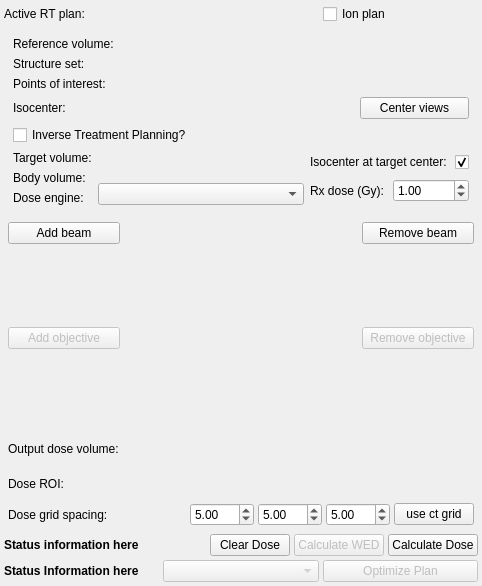
Old version of the form ExternalBeamPlanning/Resources/UI/qSlicerExternalBeamPlanningModule.ui in the repository SlicerRt/SlicerRT.
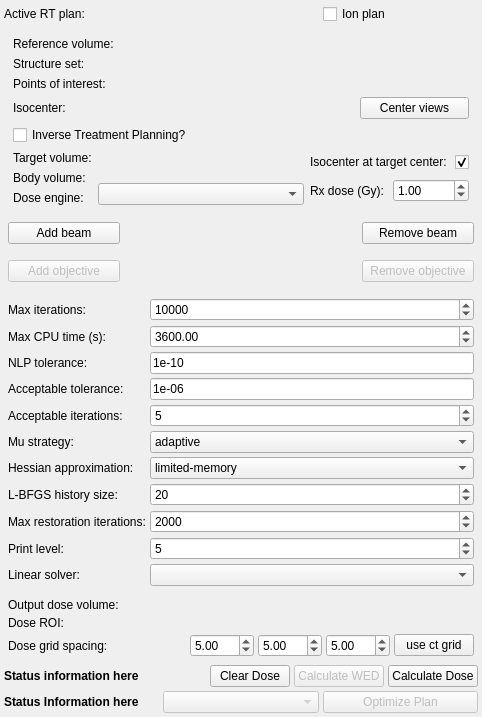
New version of the form. Icons and pictures are not drawn. Custom widgets are drawn as their Qt base class.

Commit message:
ENH: Add IPOPT advanced settings to UI
Also fix build for Linux

```diff
--- a/ExternalBeamPlanning/Resources/UI/qSlicerExternalBeamPlanningModule.ui
+++ b/ExternalBeamPlanning/Resources/UI/qSlicerExternalBeamPlanningModule.ui
@@ -504,6 +504,291 @@
      </layout>
     </widget>
    </item>
+   <item>
+    <widget class="ctkCollapsibleButton" name="CollapsibleButton_IpoptAdvancedSettings" native="true">
+     <property name="text" stdset="0">
+      <string>IPOPT Advanced Settings</string>
+     </property>
+     <property name="collapsed" stdset="0">
+      <bool>true</bool>
+     </property>
+     <layout class="QGridLayout" name="gridLayout_IpoptSettings">
+      <property name="leftMargin">
+       <number>4</number>
+      </property>
+      <property name="topMargin">
+       <number>4</number>
+      </property>
+      <property name="rightMargin">
+       <number>4</number>
+      </property>
+      <property name="bottomMargin">
+       <number>4</number>
+      </property>
+      <property name="spacing">
+       <number>4</number>
+      </property>
+      <item row="0" column="0">
+       <widget class="QLabel" name="label_Ipopt_max_iter">
+        <property name="text">
+         <string>Max iterations:</string>
+        </property>
+       </widget>
+      </item>
+      <item row="0" column="1">
+       <widget class="QSpinBox" name="spinBox_Ipopt_max_iter">
+        <property name="minimum">
+         <number>1</number>
+        </property>
+        <property name="maximum">
+         <number>1000000</number>
+        </property>
+        <property name="value">
+         <number>10000</number>
+        </property>
+       </widget>
+      </item>
+      <item row="1" column="0">
+       <widget class="QLabel" name="label_Ipopt_max_cpu_time">
+        <property name="text">
+         <string>Max CPU time (s):</string>
+        </property>
+       </widget>
+      </item>
+      <item row="1" column="1">
+       <widget class="QDoubleSpinBox" name="doubleSpinBox_Ipopt_max_cpu_time">
+        <property name="minimum">
+         <double>1.000000000000000</double>
+        </property>
+        <property name="maximum">
+         <double>86400.000000000000000</double>
+        </property>
+        <property name="singleStep">
+         <double>60.000000000000000</double>
+        </property>
+        <property name="value">
+         <double>3600.000000000000000</double>
+        </property>
+       </widget>
+      </item>
+      <item row="2" column="0">
+       <widget class="QLabel" name="label_Ipopt_tol">
+        <property name="text">
+         <string>NLP tolerance:</string>
+        </property>
+        <property name="toolTip">
+         <string>Overall NLP convergence tolerance (tol). Enter in scientific notation, e.g. 1e-10.</string>
+        </property>
+       </widget>
+      </item>
+      <item row="2" column="1">
+       <widget class="QLineEdit" name="lineEdit_Ipopt_tol">
+        <property name="text">
+         <string>1e-10</string>
+        </property>
+        <property name="toolTip">
+         <string>Overall NLP convergence tolerance (tol). Enter in scientific notation, e.g. 1e-10.</string>
+        </property>
+       </widget>
+      </item>
+      <item row="3" column="0">
+       <widget class="QLabel" name="label_Ipopt_acceptable_tol">
+        <property name="text">
+         <string>Acceptable tolerance:</string>
+        </property>
+        <property name="toolTip">
+         <string>Relaxed convergence tolerance used with acceptable_iter (acceptable_tol). Enter in scientific notation, e.g. 1e-06.</string>
+        </property>
+       </widget>
+      </item>
+      <item row="3" column="1">
+       <widget class="QLineEdit" name="lineEdit_Ipopt_acceptable_tol">
+        <property name="text">
+         <string>1e-06</string>
+        </property>
+        <property name="toolTip">
+         <string>Relaxed convergence tolerance used with acceptable_iter (acceptable_tol). Enter in scientific notation, e.g. 1e-06.</string>
+        </property>
+       </widget>
+      </item>
+      <item row="4" column="0">
+       <widget class="QLabel" name="label_Ipopt_acceptable_iter">
+        <property name="text">
+         <string>Acceptable iterations:</string>
+        </property>
+        <property name="toolTip">
+         <string>Number of consecutive acceptable-tolerance iterations before declaring convergence (acceptable_iter).</string>
+        </property>
+       </widget>
+      </item>
+      <item row="4" column="1">
+       <widget class="QSpinBox" name="spinBox_Ipopt_acceptable_iter">
+        <property name="toolTip">
+         <string>Number of consecutive acceptable-tolerance iterations before declaring convergence (acceptable_iter).</string>
+        </property>
+        <property name="minimum">
+         <number>1</number>
+        </property>
+        <property name="maximum">
+         <number>1000</number>
+        </property>
+        <property name="value">
+         <number>5</number>
+        </property>
+       </widget>
+      </item>
+      <item row="5" column="0">
+       <widget class="QLabel" name="label_Ipopt_mu_strategy">
+        <property name="text">
+         <string>Mu strategy:</string>
+        </property>
+        <property name="toolTip">
+         <string>Barrier parameter update strategy: adaptive (recommended) or monotone (mu_strategy).</string>
+        </property>
+       </widget>
+      </item>
+      <item row="5" column="1">
+       <widget class="QComboBox" name="comboBox_Ipopt_mu_strategy">
+        <property name="toolTip">
+         <string>Barrier parameter update strategy: adaptive (recommended) or monotone (mu_strategy).</string>
+        </property>
+        <item>
+         <property name="text">
+          <string>adaptive</string>
+         </property>
+        </item>
+        <item>
+         <property name="text">
+          <string>monotone</string>
+         </property>
+        </item>
+       </widget>
+      </item>
+      <item row="6" column="0">
+       <widget class="QLabel" name="label_Ipopt_hessian_approximation">
+        <property name="text">
+         <string>Hessian approximation:</string>
+        </property>
+        <property name="toolTip">
+         <string>Hessian approximation method: limited-memory L-BFGS (default) or exact second derivatives (hessian_approximation).</string>
+        </property>
+       </widget>
+      </item>
+      <item row="6" column="1">
+       <widget class="QComboBox" name="comboBox_Ipopt_hessian_approximation">
+        <property name="toolTip">
+         <string>Hessian approximation method: limited-memory L-BFGS (default) or exact second derivatives (hessian_approximation).</string>
+        </property>
+        <item>
+         <property name="text">
+          <string>limited-memory</string>
+         </property>
+        </item>
+        <item>
+         <property name="text">
+          <string>exact</string>
+         </property>
+        </item>
+       </widget>
+      </item>
+      <item row="7" column="0">
+       <widget class="QLabel" name="label_Ipopt_lbfgs_history">
+        <property name="text">
+         <string>L-BFGS history size:</string>
+        </property>
+        <property name="toolTip">
+         <string>Number of past iterates kept in L-BFGS memory (limited_memory_max_history). Only used when hessian_approximation is limited-memory.</string>
+        </property>
+       </widget>
+      </item>
+      <item row="7" column="1">
+       <widget class="QSpinBox" name="spinBox_Ipopt_lbfgs_history">
+        <property name="toolTip">
+         <string>Number of past iterates kept in L-BFGS memory (limited_memory_max_history). Only used when hessian_approximation is limited-memory.</string>
+        </property>
+        <property name="minimum">
+         <number>1</number>
+        </property>
+        <property name="maximum">
+         <number>100</number>
+        </property>
+        <property name="value">
+         <number>20</number>
+        </property>
+       </widget>
+      </item>
+      <item row="8" column="0">
+       <widget class="QLabel" name="label_Ipopt_max_resto_iter">
+        <property name="text">
+         <string>Max restoration iterations:</string>
+        </property>
+        <property name="toolTip">
+         <string>Maximum number of iterations in the restoration phase (max_resto_iter).</string>
+        </property>
+       </widget>
+      </item>
+      <item row="8" column="1">
+       <widget class="QSpinBox" name="spinBox_Ipopt_max_resto_iter">
+        <property name="toolTip">
+         <string>Maximum number of iterations in the restoration phase (max_resto_iter).</string>
+        </property>
+        <property name="minimum">
+         <number>0</number>
+        </property>
+        <property name="maximum">
+         <number>1000000</number>
+        </property>
+        <property name="value">
+         <number>2000</number>
+        </property>
+       </widget>
+      </item>
+      <item row="9" column="0">
+       <widget class="QLabel" name="label_Ipopt_print_level">
+        <property name="text">
+         <string>Print level:</string>
+        </property>
+        <property name="toolTip">
+         <string>IPOPT output verbosity: 0 = silent, 5 = default, 12 = maximum (print_level).</string>
+        </property>
+       </widget>
+      </item>
+      <item row="9" column="1">
+       <widget class="QSpinBox" name="spinBox_Ipopt_print_level">
+        <property name="toolTip">
+         <string>IPOPT output verbosity: 0 = silent, 5 = default, 12 = maximum (print_level).</string>
+        </property>
+        <property name="minimum">
+         <number>0</number>
+        </property>
+        <property name="maximum">
+         <number>12</number>
+        </property>
+        <property name="value">
+         <number>5</number>
+        </property>
+       </widget>
+      </item>
+      <item row="10" column="0">
+       <widget class="QLabel" name="label_Ipopt_linear_solver">
+        <property name="text">
+         <string>Linear solver:</string>
+        </property>
+        <property name="toolTip">
+         <string>Linear solver used for IPOPT interior-point steps (linear_solver). Available solvers depend on the build.</string>
+        </property>
+       </widget>
+      </item>
+      <item row="10" column="1">
+       <widget class="QComboBox" name="comboBox_Ipopt_linear_solver">
+        <property name="toolTip">
+         <string>Linear solver used for IPOPT interior-point steps (linear_solver). Available solvers depend on the build.</string>
+        </property>
+       </widget>
+      </item>
+     </layout>
+    </widget>
+   </item>
    <item>
     <widget class="ctkCollapsibleButton" name="CollapsibleButton_Output" native="true">
      <property name="text" stdset="0">
```
The commit also changes 6 other files.
